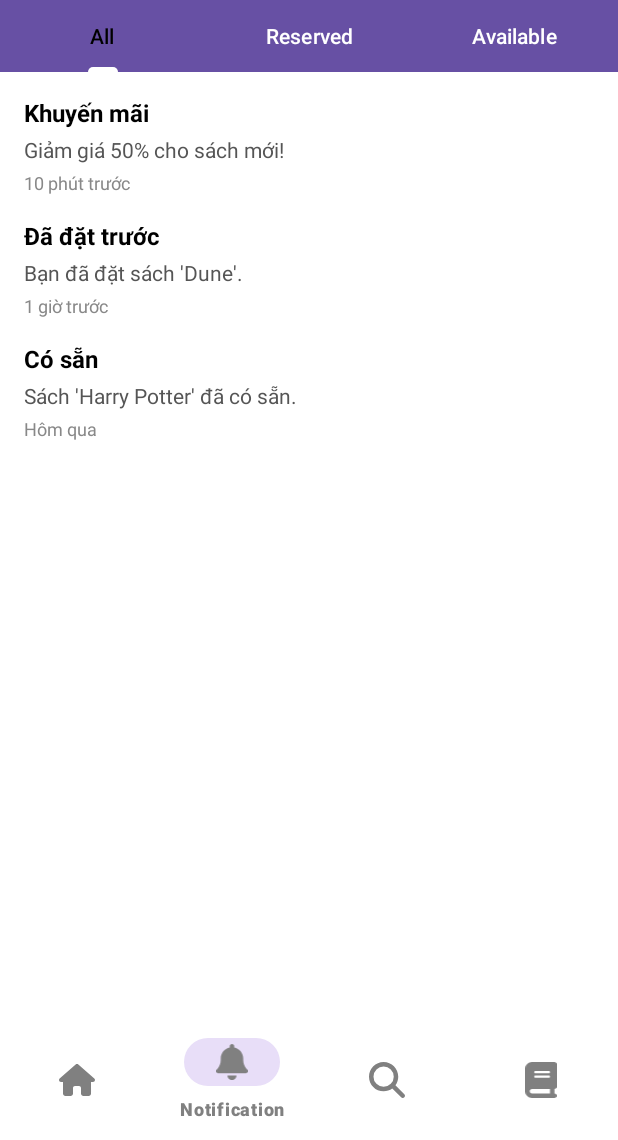
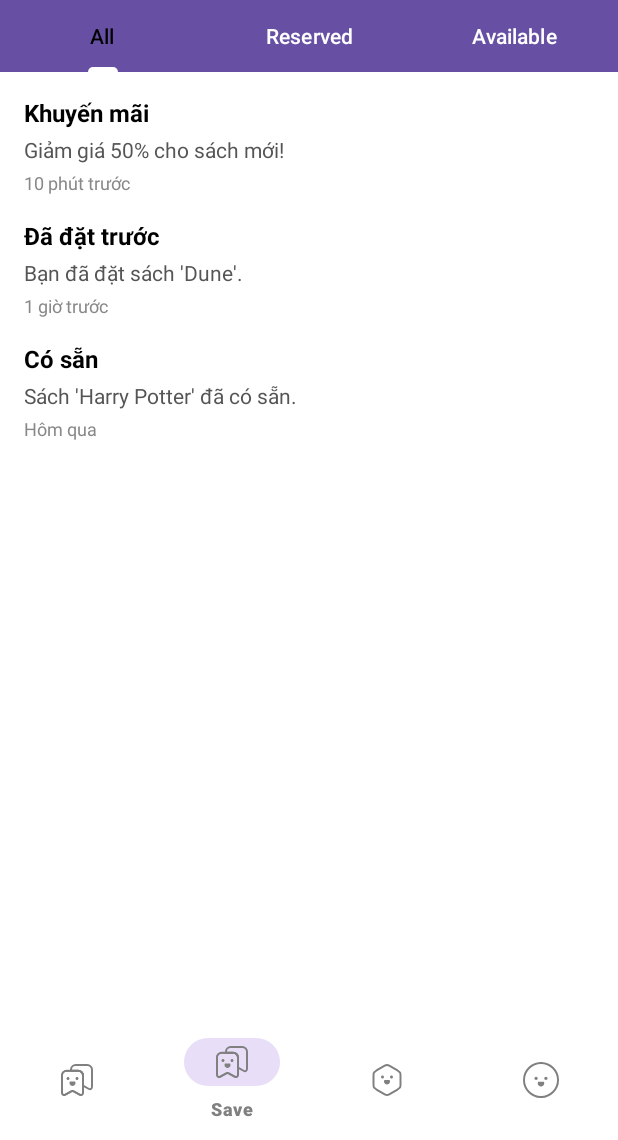
Before and after one commit to phamdanhhuong/Library_Mobile, an Android app: the BaseActivity screen opened directly, with no data from a screen before it, item 2 of the bottom bar chosen, on a phone screen of 412 x 824 dp, the part 96-1236 px from its top. Run offline under Robolectric (Android 15) with nearby library versions, the light colour scheme and no system bars; network calls fail; 2 statements that could not run were skipped.

Commit message:
Update new bottom navbar

```diff
--- a/app/src/main/java/com/phamhuong/library/BaseActivity.java
+++ b/app/src/main/java/com/phamhuong/library/BaseActivity.java
@@ -28,7 +28,7 @@ import com.google.android.material.navigation.NavigationView;
 import com.phamhuong.library.model.InfoResponse;
 import com.phamhuong.library.model.RetrofitClient;
 import com.phamhuong.library.service.APIService;
-import com.phamhuong.library.fragment.BookStoreFragment;
+import com.phamhuong.library.fragment.ProfileFragment;
 import com.phamhuong.library.fragment.HomeFragment;
 import com.phamhuong.library.fragment.NotificationFragment;
 import com.phamhuong.library.fragment.SearchFragment;
@@ -120,13 +120,17 @@ public class BaseActivity extends AppCompatActivity {
         int id = item.getItemId();
 
         if (id == R.id.nav_home) {
+            item.setIcon(R.drawable.ic_bottom_navbar_home_on);
             fragment = new HomeFragment();
+        } else if (id == R.id.nav_save) {
+            item.setIcon(R.drawable.ic_bottom_navbar_save_on);
+            fragment = new NotificationFragment();
         } else if (id == R.id.nav_notification) {
-            fragment = new NotificationFragment();
-        } else if (id == R.id.nav_search) {
+            item.setIcon(R.drawable.ic_bottom_navbar_setting_on);
             fragment = new SearchFragment();
-        } else if (id == R.id.nav_book_store) {
-            fragment = new BookStoreFragment();
+        } else if (id == R.id.nav_profile) {
+            item.setIcon(R.drawable.ic_bottom_navbar_user_on);
+            fragment = new ProfileFragment();
         }
         if (fragment != null) {
             loadFragment(fragment);
--- a/app/src/main/java/com/phamhuong/library/fragment/BookStoreFragment.java
+++ b/app/src/main/java/com/phamhuong/library/fragment/ProfileFragment.java
@@ -11,7 +11,7 @@ import androidx.fragment.app.Fragment;
 
 import com.phamhuong.library.R;
 
-public class BookStoreFragment extends Fragment {
+public class ProfileFragment extends Fragment {
     @Nullable
     @Override
     public View onCreateView(@NonNull LayoutInflater inflater, @Nullable ViewGroup container, @Nullable Bundle savedInstanceState) {
--- a/app/src/main/res/drawable/ic_bottom_navbar_home.xml
+++ /dev/null
@@ -1,9 +0,0 @@
-<vector xmlns:android="http://schemas.android.com/apk/res/android"
-    android:width="576dp"
-    android:height="512dp"
-    android:viewportWidth="576"
-    android:viewportHeight="512">
-  <path
-      android:fillColor="#FF000000"
-      android:pathData="M575.8,255.5c0,18 -15,32.1 -32,32.1l-32,0 0.7,160.2c0,2.7 -0.2,5.4 -0.5,8.1l0,16.2c0,22.1 -17.9,40 -40,40l-16,0c-1.1,0 -2.2,0 -3.3,-0.1c-1.4,0.1 -2.8,0.1 -4.2,0.1L416,512l-24,0c-22.1,0 -40,-17.9 -40,-40l0,-24 0,-64c0,-17.7 -14.3,-32 -32,-32l-64,0c-17.7,0 -32,14.3 -32,32l0,64 0,24c0,22.1 -17.9,40 -40,40l-24,0 -31.9,0c-1.5,0 -3,-0.1 -4.5,-0.2c-1.2,0.1 -2.4,0.2 -3.6,0.2l-16,0c-22.1,0 -40,-17.9 -40,-40l0,-112c0,-0.9 0,-1.9 0.1,-2.8l0,-69.7 -32,0c-18,0 -32,-14 -32,-32.1c0,-9 3,-17 10,-24L266.4,8c7,-7 15,-8 22,-8s15,2 21,7L564.8,231.5c8,7 12,15 11,24z"/>
-</vector>
--- /dev/null
+++ b/app/src/main/res/drawable/ic_bottom_navbar_home_off.xml
@@ -0,0 +1,36 @@
+<vector xmlns:android="http://schemas.android.com/apk/res/android"
+    android:width="32dp"
+    android:height="32dp"
+    android:viewportWidth="32"
+    android:viewportHeight="32">
+  <path
+      android:pathData="M17.187,7.84H6.814C4.534,7.84 2.667,9.707 2.667,11.987V27.133C2.667,29.067 4.054,29.893 5.747,28.947L10.987,26.027C11.547,25.72 12.454,25.72 13,26.027L18.24,28.947C19.934,29.893 21.32,29.067 21.32,27.133V11.987C21.334,9.707 19.467,7.84 17.187,7.84Z"
+      android:strokeLineJoin="round"
+      android:strokeWidth="1.5"
+      android:fillColor="#00000000"
+      android:strokeColor="#2E3731"
+      android:strokeLineCap="round"/>
+  <path
+      android:pathData="M21.334,11.987V27.133C21.334,29.067 19.947,29.88 18.254,28.947L13.014,26.027C12.454,25.72 11.547,25.72 10.987,26.027L5.747,28.947C4.054,29.88 2.667,29.067 2.667,27.133V11.987C2.667,9.707 4.534,7.84 6.814,7.84H17.187C19.467,7.84 21.334,9.707 21.334,11.987Z"
+      android:strokeLineJoin="round"
+      android:strokeWidth="1.75"
+      android:fillColor="#00000000"
+      android:strokeColor="#2E3731"
+      android:strokeLineCap="round"/>
+  <path
+      android:pathData="M29.334,6.813V21.96C29.334,23.893 27.947,24.707 26.254,23.773L21.334,21.027V11.987C21.334,9.707 19.467,7.84 17.187,7.84H10.667V6.813C10.667,4.533 12.534,2.667 14.814,2.667H25.187C27.467,2.667 29.334,4.533 29.334,6.813Z"
+      android:strokeLineJoin="round"
+      android:strokeWidth="1.75"
+      android:fillColor="#00000000"
+      android:strokeColor="#2E3731"
+      android:strokeLineCap="round"/>
+  <path
+      android:pathData="M9.703,17.333C9.463,17.737 9.336,18.197 9.333,18.667C9.333,19.374 9.614,20.052 10.114,20.552C10.614,21.052 11.292,21.333 12,21.333C12.707,21.333 13.385,21.052 13.885,20.552C14.385,20.052 14.666,19.374 14.666,18.667C14.664,18.197 14.536,17.737 14.296,17.333H9.703Z"
+      android:fillColor="#2E3731"/>
+  <path
+      android:pathData="M8,16C8.737,16 9.334,15.403 9.334,14.667C9.334,13.93 8.737,13.333 8,13.333C7.264,13.333 6.667,13.93 6.667,14.667C6.667,15.403 7.264,16 8,16Z"
+      android:fillColor="#2E3731"/>
+  <path
+      android:pathData="M16,16C16.737,16 17.334,15.403 17.334,14.667C17.334,13.93 16.737,13.333 16,13.333C15.264,13.333 14.667,13.93 14.667,14.667C14.667,15.403 15.264,16 16,16Z"
+      android:fillColor="#2E3731"/>
+</vector>
--- /dev/null
+++ b/app/src/main/res/drawable/ic_bottom_navbar_home_on.xml
@@ -0,0 +1,20 @@
+<vector xmlns:android="http://schemas.android.com/apk/res/android"
+    android:width="32dp"
+    android:height="32dp"
+    android:viewportWidth="32"
+    android:viewportHeight="32">
+  <path
+      android:pathData="M13.495,17.455C13.233,17.895 13.094,18.397 13.091,18.909C13.091,19.681 13.397,20.421 13.943,20.966C14.488,21.512 15.228,21.818 16,21.818C16.771,21.818 17.511,21.512 18.057,20.966C18.603,20.421 18.909,19.681 18.909,18.909C18.906,18.397 18.767,17.895 18.505,17.455H13.495Z"
+      android:fillColor="#A3470A"/>
+  <path
+      android:pathData="M11.636,16C12.439,16 13.091,15.349 13.091,14.545C13.091,13.742 12.439,13.091 11.636,13.091C10.833,13.091 10.182,13.742 10.182,14.545C10.182,15.349 10.833,16 11.636,16Z"
+      android:fillColor="#A3470A"/>
+  <path
+      android:pathData="M20.364,16C21.167,16 21.818,15.349 21.818,14.545C21.818,13.742 21.167,13.091 20.364,13.091C19.56,13.091 18.909,13.742 18.909,14.545C18.909,15.349 19.56,16 20.364,16Z"
+      android:fillColor="#A3470A"/>
+  <path
+      android:pathData="M16,16m-15.125,0a15.125,15.125 0,1 1,30.25 0a15.125,15.125 0,1 1,-30.25 0"
+      android:strokeWidth="1.75"
+      android:fillColor="#00000000"
+      android:strokeColor="#A3470A"/>
+</vector>
--- a/app/src/main/res/drawable/ic_bottom_navbar_notification.xml
+++ /dev/null
@@ -1,9 +0,0 @@
-<vector xmlns:android="http://schemas.android.com/apk/res/android"
-    android:width="448dp"
-    android:height="512dp"
-    android:viewportWidth="448"
-    android:viewportHeight="512">
-  <path
-      android:fillColor="#FF000000"
-      android:pathData="M224,0c-17.7,0 -32,14.3 -32,32l0,19.2C119,66 64,130.6 64,208l0,18.8c0,47 -17.3,92.4 -48.5,127.6l-7.4,8.3c-8.4,9.4 -10.4,22.9 -5.3,34.4S19.4,416 32,416l384,0c12.6,0 24,-7.4 29.2,-18.9s3.1,-25 -5.3,-34.4l-7.4,-8.3C401.3,319.2 384,273.9 384,226.8l0,-18.8c0,-77.4 -55,-142 -128,-156.8L256,32c0,-17.7 -14.3,-32 -32,-32zM269.3,493.3c12,-12 18.7,-28.3 18.7,-45.3l-64,0 -64,0c0,17 6.7,33.3 18.7,45.3s28.3,18.7 45.3,18.7s33.3,-6.7 45.3,-18.7z"/>
-</vector>
--- /dev/null
+++ b/app/src/main/res/drawable/ic_bottom_navbar_save_off.xml
@@ -0,0 +1,36 @@
+<vector xmlns:android="http://schemas.android.com/apk/res/android"
+    android:width="32dp"
+    android:height="32dp"
+    android:viewportWidth="32"
+    android:viewportHeight="32">
+  <path
+      android:pathData="M17.187,7.84H6.814C4.534,7.84 2.667,9.707 2.667,11.987V27.133C2.667,29.067 4.054,29.893 5.747,28.947L10.987,26.027C11.547,25.72 12.454,25.72 13,26.027L18.24,28.947C19.934,29.893 21.32,29.067 21.32,27.133V11.987C21.334,9.707 19.467,7.84 17.187,7.84Z"
+      android:strokeLineJoin="round"
+      android:strokeWidth="1.5"
+      android:fillColor="#00000000"
+      android:strokeColor="#2E3731"
+      android:strokeLineCap="round"/>
+  <path
+      android:pathData="M21.334,11.987V27.133C21.334,29.067 19.947,29.88 18.254,28.947L13.014,26.027C12.454,25.72 11.547,25.72 10.987,26.027L5.747,28.947C4.054,29.88 2.667,29.067 2.667,27.133V11.987C2.667,9.707 4.534,7.84 6.814,7.84H17.187C19.467,7.84 21.334,9.707 21.334,11.987Z"
+      android:strokeLineJoin="round"
+      android:strokeWidth="1.75"
+      android:fillColor="#00000000"
+      android:strokeColor="#2E3731"
+      android:strokeLineCap="round"/>
+  <path
+      android:pathData="M29.334,6.813V21.96C29.334,23.893 27.947,24.707 26.254,23.773L21.334,21.027V11.987C21.334,9.707 19.467,7.84 17.187,7.84H10.667V6.813C10.667,4.533 12.534,2.667 14.814,2.667H25.187C27.467,2.667 29.334,4.533 29.334,6.813Z"
+      android:strokeLineJoin="round"
+      android:strokeWidth="1.75"
+      android:fillColor="#00000000"
+      android:strokeColor="#2E3731"
+      android:strokeLineCap="round"/>
+  <path
+      android:pathData="M9.703,17.333C9.463,17.737 9.336,18.197 9.333,18.667C9.333,19.374 9.614,20.052 10.114,20.552C10.614,21.052 11.292,21.333 12,21.333C12.707,21.333 13.385,21.052 13.885,20.552C14.385,20.052 14.666,19.374 14.666,18.667C14.664,18.197 14.536,17.737 14.296,17.333H9.703Z"
+      android:fillColor="#2E3731"/>
+  <path
+      android:pathData="M8,16C8.737,16 9.334,15.403 9.334,14.667C9.334,13.93 8.737,13.333 8,13.333C7.264,13.333 6.667,13.93 6.667,14.667C6.667,15.403 7.264,16 8,16Z"
+      android:fillColor="#2E3731"/>
+  <path
+      android:pathData="M16,16C16.737,16 17.334,15.403 17.334,14.667C17.334,13.93 16.737,13.333 16,13.333C15.264,13.333 14.667,13.93 14.667,14.667C14.667,15.403 15.264,16 16,16Z"
+      android:fillColor="#2E3731"/>
+</vector>
--- /dev/null
+++ b/app/src/main/res/drawable/ic_bottom_navbar_save_on.xml
@@ -0,0 +1,36 @@
+<vector xmlns:android="http://schemas.android.com/apk/res/android"
+    android:width="32dp"
+    android:height="32dp"
+    android:viewportWidth="32"
+    android:viewportHeight="32">
+  <path
+      android:pathData="M17.187,7.84H6.814C4.534,7.84 2.667,9.707 2.667,11.987V27.133C2.667,29.067 4.054,29.893 5.747,28.947L10.987,26.027C11.547,25.72 12.454,25.72 13,26.027L18.24,28.947C19.934,29.893 21.32,29.067 21.32,27.133V11.987C21.334,9.707 19.467,7.84 17.187,7.84Z"
+      android:strokeLineJoin="round"
+      android:strokeWidth="1.5"
+      android:fillColor="#00000000"
+      android:strokeColor="#A3470A"
+      android:strokeLineCap="round"/>
+  <path
+      android:pathData="M21.334,11.987V27.133C21.334,29.067 19.947,29.88 18.254,28.947L13.014,26.027C12.454,25.72 11.547,25.72 10.987,26.027L5.747,28.947C4.054,29.88 2.667,29.067 2.667,27.133V11.987C2.667,9.707 4.534,7.84 6.814,7.84H17.187C19.467,7.84 21.334,9.707 21.334,11.987Z"
+      android:strokeLineJoin="round"
+      android:strokeWidth="1.75"
+      android:fillColor="#00000000"
+      android:strokeColor="#A3470A"
+      android:strokeLineCap="round"/>
+  <path
+      android:pathData="M29.334,6.813V21.96C29.334,23.893 27.947,24.707 26.254,23.773L21.334,21.027V11.987C21.334,9.707 19.467,7.84 17.187,7.84H10.667V6.813C10.667,4.533 12.534,2.667 14.814,2.667H25.187C27.467,2.667 29.334,4.533 29.334,6.813Z"
+      android:strokeLineJoin="round"
+      android:strokeWidth="1.75"
+      android:fillColor="#00000000"
+      android:strokeColor="#A3470A"
+      android:strokeLineCap="round"/>
+  <path
+      android:pathData="M9.703,17.333C9.463,17.737 9.336,18.197 9.333,18.667C9.333,19.374 9.614,20.052 10.114,20.552C10.614,21.052 11.292,21.333 12,21.333C12.707,21.333 13.385,21.052 13.885,20.552C14.385,20.052 14.666,19.374 14.666,18.667C14.664,18.197 14.536,17.737 14.296,17.333H9.703Z"
+      android:fillColor="#A3470A"/>
+  <path
+      android:pathData="M8,16C8.737,16 9.334,15.403 9.334,14.667C9.334,13.93 8.737,13.333 8,13.333C7.264,13.333 6.667,13.93 6.667,14.667C6.667,15.403 7.264,16 8,16Z"
+      android:fillColor="#A3470A"/>
+  <path
+      android:pathData="M16,16C16.737,16 17.334,15.403 17.334,14.667C17.334,13.93 16.737,13.333 16,13.333C15.264,13.333 14.667,13.93 14.667,14.667C14.667,15.403 15.264,16 16,16Z"
+      android:fillColor="#A3470A"/>
+</vector>
--- a/app/src/main/res/drawable/ic_bottom_navbar_search.xml
+++ /dev/null
@@ -1,9 +0,0 @@
-<vector xmlns:android="http://schemas.android.com/apk/res/android"
-    android:width="512dp"
-    android:height="512dp"
-    android:viewportWidth="512"
-    android:viewportHeight="512">
-  <path
-      android:fillColor="#FF000000"
-      android:pathData="M416,208c0,45.9 -14.9,88.3 -40,122.7L502.6,457.4c12.5,12.5 12.5,32.8 0,45.3s-32.8,12.5 -45.3,0L330.7,376c-34.4,25.2 -76.8,40 -122.7,40C93.1,416 0,322.9 0,208S93.1,0 208,0S416,93.1 416,208zM208,352a144,144 0,1 0,0 -288,144 144,0 1,0 0,288z"/>
-</vector>
--- /dev/null
+++ b/app/src/main/res/drawable/ic_bottom_navbar_setting_off.xml
@@ -0,0 +1,22 @@
+<vector xmlns:android="http://schemas.android.com/apk/res/android"
+    android:width="32dp"
+    android:height="32dp"
+    android:viewportWidth="32"
+    android:viewportHeight="32">
+  <path
+      android:pathData="M4,12.147V19.84C4,22.667 4,22.667 6.667,24.467L14,28.707C15.107,29.347 16.907,29.347 18,28.707L25.333,24.467C28,22.667 28,22.667 28,19.853V12.147C28,9.333 28,9.333 25.333,7.533L18,3.293C16.907,2.653 15.107,2.653 14,3.293L6.667,7.533C4,9.333 4,9.333 4,12.147Z"
+      android:strokeLineJoin="round"
+      android:strokeWidth="1.75"
+      android:fillColor="#00000000"
+      android:strokeColor="#2E3731"
+      android:strokeLineCap="round"/>
+  <path
+      android:pathData="M13.704,16C13.464,16.404 13.337,16.864 13.334,17.333C13.334,18.041 13.615,18.719 14.115,19.219C14.615,19.719 15.293,20 16.001,20C16.708,20 17.386,19.719 17.886,19.219C18.386,18.719 18.667,18.041 18.667,17.333C18.665,16.864 18.537,16.404 18.297,16H13.704Z"
+      android:fillColor="#2E3731"/>
+  <path
+      android:pathData="M11.999,14.667C12.736,14.667 13.333,14.07 13.333,13.333C13.333,12.597 12.736,12 11.999,12C11.263,12 10.666,12.597 10.666,13.333C10.666,14.07 11.263,14.667 11.999,14.667Z"
+      android:fillColor="#2E3731"/>
+  <path
+      android:pathData="M19.999,14.667C20.736,14.667 21.333,14.07 21.333,13.333C21.333,12.597 20.736,12 19.999,12C19.263,12 18.666,12.597 18.666,13.333C18.666,14.07 19.263,14.667 19.999,14.667Z"
+      android:fillColor="#2E3731"/>
+</vector>
--- /dev/null
+++ b/app/src/main/res/drawable/ic_bottom_navbar_setting_on.xml
@@ -0,0 +1,22 @@
+<vector xmlns:android="http://schemas.android.com/apk/res/android"
+    android:width="32dp"
+    android:height="32dp"
+    android:viewportWidth="32"
+    android:viewportHeight="32">
+  <path
+      android:pathData="M4,12.147V19.84C4,22.667 4,22.667 6.667,24.467L14,28.707C15.107,29.347 16.907,29.347 18,28.707L25.333,24.467C28,22.667 28,22.667 28,19.853V12.147C28,9.333 28,9.333 25.333,7.533L18,3.293C16.907,2.653 15.107,2.653 14,3.293L6.667,7.533C4,9.333 4,9.333 4,12.147Z"
+      android:strokeLineJoin="round"
+      android:strokeWidth="1.75"
+      android:fillColor="#00000000"
+      android:strokeColor="#A3470A"
+      android:strokeLineCap="round"/>
+  <path
+      android:pathData="M13.704,16C13.464,16.404 13.337,16.864 13.334,17.333C13.334,18.041 13.615,18.719 14.115,19.219C14.615,19.719 15.293,20 16.001,20C16.708,20 17.386,19.719 17.886,19.219C18.386,18.719 18.667,18.041 18.667,17.333C18.665,16.864 18.537,16.404 18.297,16H13.704Z"
+      android:fillColor="#A3470A"/>
+  <path
+      android:pathData="M11.999,14.667C12.736,14.667 13.333,14.07 13.333,13.333C13.333,12.597 12.736,12 11.999,12C11.263,12 10.666,12.597 10.666,13.333C10.666,14.07 11.263,14.667 11.999,14.667Z"
+      android:fillColor="#A3470A"/>
+  <path
+      android:pathData="M19.999,14.667C20.736,14.667 21.333,14.07 21.333,13.333C21.333,12.597 20.736,12 19.999,12C19.263,12 18.666,12.597 18.666,13.333C18.666,14.07 19.263,14.667 19.999,14.667Z"
+      android:fillColor="#A3470A"/>
+</vector>
--- a/app/src/main/res/drawable/ic_bottom_navbar_store.xml
+++ /dev/null
@@ -1,9 +0,0 @@
-<vector xmlns:android="http://schemas.android.com/apk/res/android"
-    android:width="448dp"
-    android:height="512dp"
-    android:viewportWidth="448"
-    android:viewportHeight="512">
-  <path
-      android:fillColor="#FF000000"
-      android:pathData="M96,0C43,0 0,43 0,96L0,416c0,53 43,96 96,96l288,0 32,0c17.7,0 32,-14.3 32,-32s-14.3,-32 -32,-32l0,-64c17.7,0 32,-14.3 32,-32l0,-320c0,-17.7 -14.3,-32 -32,-32L384,0 96,0zM96,384l256,0 0,64L96,448c-17.7,0 -32,-14.3 -32,-32s14.3,-32 32,-32zM128,144c0,-8.8 7.2,-16 16,-16l192,0c8.8,0 16,7.2 16,16s-7.2,16 -16,16l-192,0c-8.8,0 -16,-7.2 -16,-16zM144,192l192,0c8.8,0 16,7.2 16,16s-7.2,16 -16,16l-192,0c-8.8,0 -16,-7.2 -16,-16s7.2,-16 16,-16z"/>
-</vector>
--- /dev/null
+++ b/app/src/main/res/drawable/ic_bottom_navbar_user_off.xml
@@ -0,0 +1,20 @@
+<vector xmlns:android="http://schemas.android.com/apk/res/android"
+    android:width="32dp"
+    android:height="32dp"
+    android:viewportWidth="32"
+    android:viewportHeight="32">
+  <path
+      android:pathData="M13.495,17.455C13.233,17.895 13.094,18.397 13.091,18.909C13.091,19.681 13.397,20.421 13.943,20.966C14.488,21.512 15.228,21.818 16,21.818C16.771,21.818 17.511,21.512 18.057,20.966C18.603,20.421 18.909,19.681 18.909,18.909C18.906,18.397 18.767,17.895 18.505,17.455H13.495Z"
+      android:fillColor="#2E3731"/>
+  <path
+      android:pathData="M11.636,16C12.439,16 13.091,15.349 13.091,14.545C13.091,13.742 12.439,13.091 11.636,13.091C10.833,13.091 10.182,13.742 10.182,14.545C10.182,15.349 10.833,16 11.636,16Z"
+      android:fillColor="#2E3731"/>
+  <path
+      android:pathData="M20.364,16C21.167,16 21.818,15.349 21.818,14.545C21.818,13.742 21.167,13.091 20.364,13.091C19.56,13.091 18.909,13.742 18.909,14.545C18.909,15.349 19.56,16 20.364,16Z"
+      android:fillColor="#2E3731"/>
+  <path
+      android:pathData="M16,16m-15.125,0a15.125,15.125 0,1 1,30.25 0a15.125,15.125 0,1 1,-30.25 0"
+      android:strokeWidth="1.75"
+      android:fillColor="#00000000"
+      android:strokeColor="#2E3731"/>
+</vector>
--- /dev/null
+++ b/app/src/main/res/drawable/ic_bottom_navbar_user_on.xml
@@ -0,0 +1,20 @@
+<vector xmlns:android="http://schemas.android.com/apk/res/android"
+    android:width="32dp"
+    android:height="32dp"
+    android:viewportWidth="32"
+    android:viewportHeight="32">
+  <path
+      android:pathData="M13.495,17.455C13.233,17.895 13.094,18.397 13.091,18.909C13.091,19.681 13.397,20.421 13.943,20.966C14.488,21.512 15.228,21.818 16,21.818C16.771,21.818 17.511,21.512 18.057,20.966C18.603,20.421 18.909,19.681 18.909,18.909C18.906,18.397 18.767,17.895 18.505,17.455H13.495Z"
+      android:fillColor="#A3470A"/>
+  <path
+      android:pathData="M11.636,16C12.439,16 13.091,15.349 13.091,14.545C13.091,13.742 12.439,13.091 11.636,13.091C10.833,13.091 10.182,13.742 10.182,14.545C10.182,15.349 10.833,16 11.636,16Z"
+      android:fillColor="#A3470A"/>
+  <path
+      android:pathData="M20.364,16C21.167,16 21.818,15.349 21.818,14.545C21.818,13.742 21.167,13.091 20.364,13.091C19.56,13.091 18.909,13.742 18.909,14.545C18.909,15.349 19.56,16 20.364,16Z"
+      android:fillColor="#A3470A"/>
+  <path
+      android:pathData="M16,16m-15.125,0a15.125,15.125 0,1 1,30.25 0a15.125,15.125 0,1 1,-30.25 0"
+      android:strokeWidth="1.75"
+      android:fillColor="#00000000"
+      android:strokeColor="#A3470A"/>
+</vector>
--- a/app/src/main/res/menu/bottom_nav_menu.xml
+++ b/app/src/main/res/menu/bottom_nav_menu.xml
@@ -3,21 +3,21 @@
     xmlns:app="http://schemas.android.com/apk/res-auto">
     <item
         android:id="@+id/nav_home"
-        android:icon="@drawable/ic_bottom_navbar_home"
+        android:icon="@drawable/ic_bottom_navbar_home_off"
         android:title="Home" />
 
     <item
+        android:id="@+id/nav_save"
+        android:icon="@drawable/ic_bottom_navbar_save_off"
+        android:title="Save" />
+
+    <item
         android:id="@+id/nav_notification"
-        android:icon="@drawable/ic_bottom_navbar_notification"
+        android:icon="@drawable/ic_bottom_navbar_setting_off"
         android:title="Notification" />
 
     <item
-        android:id="@+id/nav_search"
-        android:icon="@drawable/ic_bottom_navbar_search"
-        android:title="Search" />
-
-    <item
-        android:id="@+id/nav_book_store"
-        android:icon="@drawable/ic_bottom_navbar_store"
-        android:title="Book Store" />
+        android:id="@+id/nav_profile"
+        android:icon="@drawable/ic_bottom_navbar_user_off"
+        android:title="Profile" />
 </menu>
```
